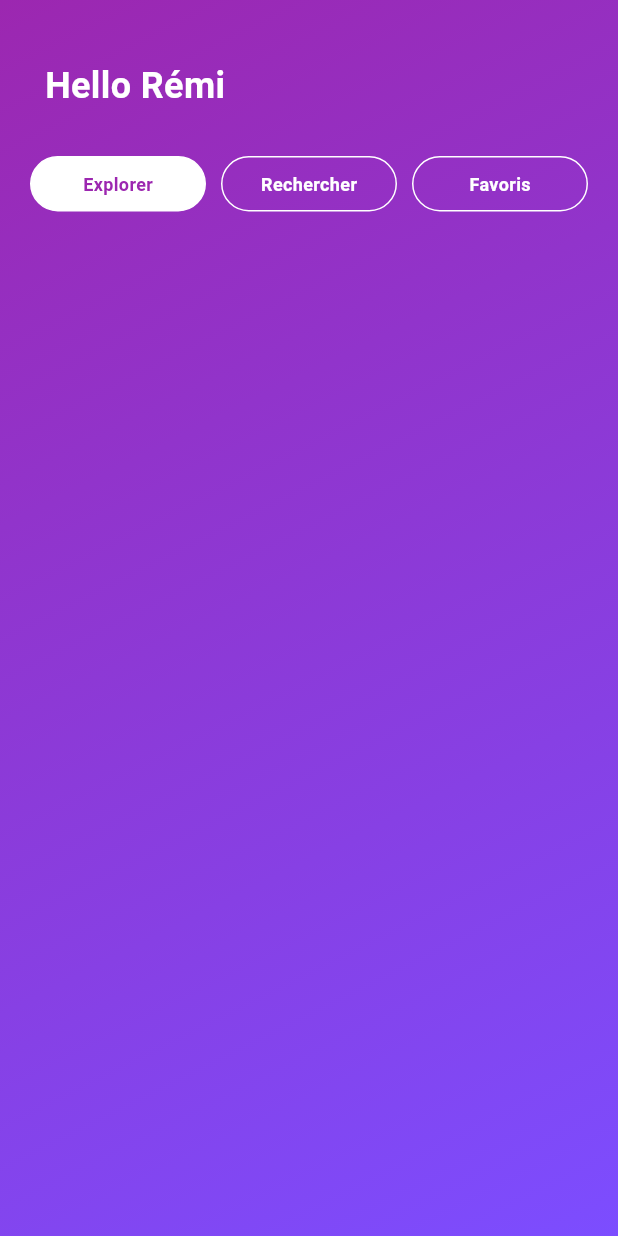
After one commit to RemiDormoy/30-01-bbl_animation, a Flutter app: the ListCityPage screen opened directly, on a phone screen of 412 x 824 dp. The commit adds this screen. Run offline on Flutter 3.47's test engine with Material 3 defaults, Android fonts, the light colour scheme and no system bars; drawn by our look-alikes of flutter_animate.

Commit message:
début de la page de recherche

```diff
--- a/analysis_options.yaml
+++ b/analysis_options.yaml
@@ -21,7 +21,7 @@ linter:
   # `// ignore_for_file: name_of_lint` syntax on the line or in the file
   # producing the lint.
   rules:
-    # avoid_print: false  # Uncomment to disable the `avoid_print` rule
+    use_key_in_widget_constructors: false  # Uncomment to disable the `avoid_print` rule
     # prefer_single_quotes: true  # Uncomment to enable the `prefer_single_quotes` rule
 
 # Additional information about this file can be found at
--- a/lib/colors.dart
+++ b/lib/colors.dart
@@ -1,5 +1,3 @@
-import 'dart:ui';
-
 import 'package:flutter/material.dart';
 
 class AppColors {
--- /dev/null
+++ b/lib/list_city_page.dart
@@ -0,0 +1,158 @@
+import 'package:animations/colors.dart';
+import 'package:animations/text_styles.dart';
+import 'package:animations/utils.dart';
+import 'package:flutter/material.dart';
+import 'package:flutter_animate/flutter_animate.dart';
+
+class ListCityPage extends StatefulWidget {
+  @override
+  State<ListCityPage> createState() => _ListCityPageState();
+}
+
+class _ListCityPageState extends State<ListCityPage> with TickerProviderStateMixin {
+  late AnimationController animationController;
+
+  @override
+  void initState() {
+    super.initState();
+    animationController = AnimationController(vsync: this);
+  }
+
+  @override
+  Widget build(BuildContext context) {
+    return PopScope(
+      canPop: false,
+      onPopInvoked: (didPop) {
+        if (didPop) return;
+        animationController.reverse();
+        Future.delayed(600.milliseconds).then((value) => Navigator.pop(context));
+      },
+      child: Scaffold(
+        body: DecoratedBox(
+          decoration: const BoxDecoration(
+            gradient: LinearGradient(
+              colors: [AppColors.backgroundTopLeft, AppColors.backgroundBottomRight],
+              begin: Alignment.topLeft,
+              end: Alignment.bottomRight,
+            ),
+          ),
+          child: Column(
+            mainAxisSize: MainAxisSize.max,
+            crossAxisAlignment: CrossAxisAlignment.stretch,
+            children: [
+              _WelcomeTitle(animationController),
+              _SearchChoices(animationController),
+            ],
+          ),
+        ),
+      ),
+    );
+  }
+}
+
+class _WelcomeTitle extends WidgetWithAnimation {
+  final AnimationController animationController;
+
+  _WelcomeTitle(this.animationController);
+
+  @override
+  Widget animateWidget(BuildContext context, Widget widget) {
+    return widget
+        .animate(controller: animationController)
+        .blur(duration: 400.milliseconds, begin: const Offset(20, 20));
+  }
+
+  @override
+  Widget createWidget(BuildContext context) {
+    return const Padding(
+      padding: EdgeInsets.only(top: 40, left: 30),
+      child: Text('Hello Rémi', style: AppTextStyles.title),
+    );
+  }
+}
+
+class _SearchChoices extends WidgetWithAnimation {
+  final AnimationController animationController;
+
+  _SearchChoices(this.animationController);
+
+  @override
+  Widget animateWidget(BuildContext context, Widget widget) {
+    return widget;
+  }
+
+  @override
+  Widget createWidget(BuildContext context) {
+    return Padding(
+      padding: const EdgeInsets.only(top: 30),
+      child: Row(
+        mainAxisSize: MainAxisSize.max,
+        children: [
+          const SizedBox(width: 20),
+          Expanded(
+            child:
+                _ChoiceChip(position: 1, animationController: animationController, label: 'Explorer', selected: true),
+          ),
+          const SizedBox(width: 10),
+          Expanded(
+            child: _ChoiceChip(
+                position: 2, animationController: animationController, label: 'Rechercher', selected: false),
+          ),
+          const SizedBox(width: 10),
+          Expanded(
+            child:
+                _ChoiceChip(position: 3, animationController: animationController, label: 'Favoris', selected: false),
+          ),
+          const SizedBox(width: 20),
+        ],
+      ),
+    );
+  }
+}
+
+class _ChoiceChip extends WidgetWithAnimation {
+  final int position;
+  final AnimationController animationController;
+  final String label;
+  final bool selected;
+
+  _ChoiceChip({
+    required this.position,
+    required this.animationController,
+    required this.label,
+    required this.selected,
+  });
+
+  @override
+  Widget animateWidget(BuildContext context, Widget widget) {
+    return widget
+        .animate(controller: animationController)
+        .then(delay: switch (position) { 1 => 0.milliseconds, 2 => 150.milliseconds, _ => 250.milliseconds })
+        .fade(duration: 500.milliseconds)
+        .slideY(duration: 500.milliseconds, begin: -3, curve: Curves.bounceOut);
+  }
+
+  @override
+  Widget createWidget(BuildContext context) {
+    return DecoratedBox(
+      decoration: BoxDecoration(
+        color: selected ? Colors.white : Colors.transparent,
+        border: Border.all(color: Colors.white),
+        borderRadius: BorderRadius.circular(50),
+      ),
+      child: Padding(
+        padding: const EdgeInsets.symmetric(horizontal: 20, vertical: 10),
+        child: Center(
+          child: Text(
+            label,
+            style: AppTextStyles.subTitle.copyWith(
+              color: selected ? AppColors.backgroundTopLeft : Colors.white,
+              fontSize: 12,
+              fontWeight: FontWeight.bold,
+            ),
+          ),
+        ),
+      ),
+    );
+  }
+}
--- a/lib/paris.dart
+++ b/lib/paris.dart
@@ -5,7 +5,7 @@ import 'package:flutter_animate/flutter_animate.dart';
 class ParisWidget extends StatelessWidget {
   final AnimationController controller;
 
-  ParisWidget(this.controller);
+  const ParisWidget(this.controller);
 
   @override
   Widget build(BuildContext context) {
```
Also changed, not shown: lib/button.dart (+0 -91 lines), lib/first_octogone.dart (+6 -6 lines), lib/listpage.dart (+8 -9 lines), lib/login_page.dart (+9 -1 lines), lib/main.dart (+7 -7 lines).
